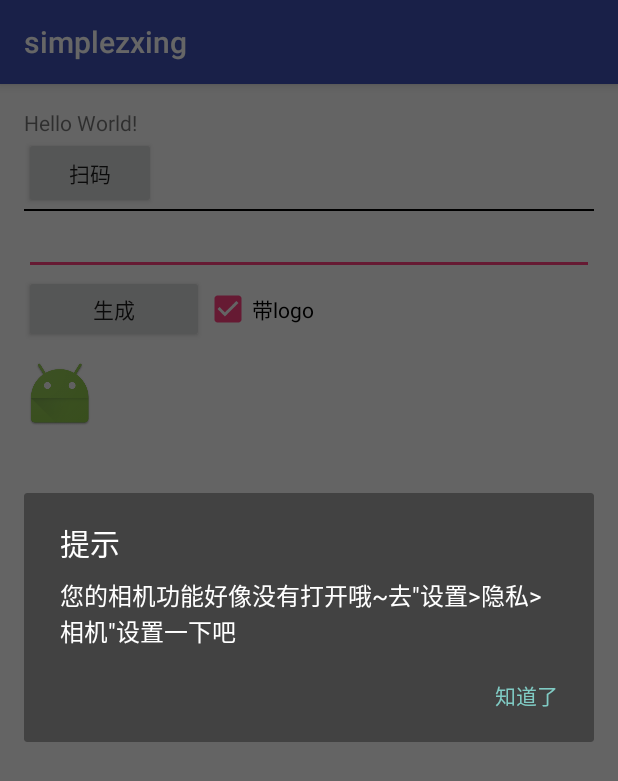
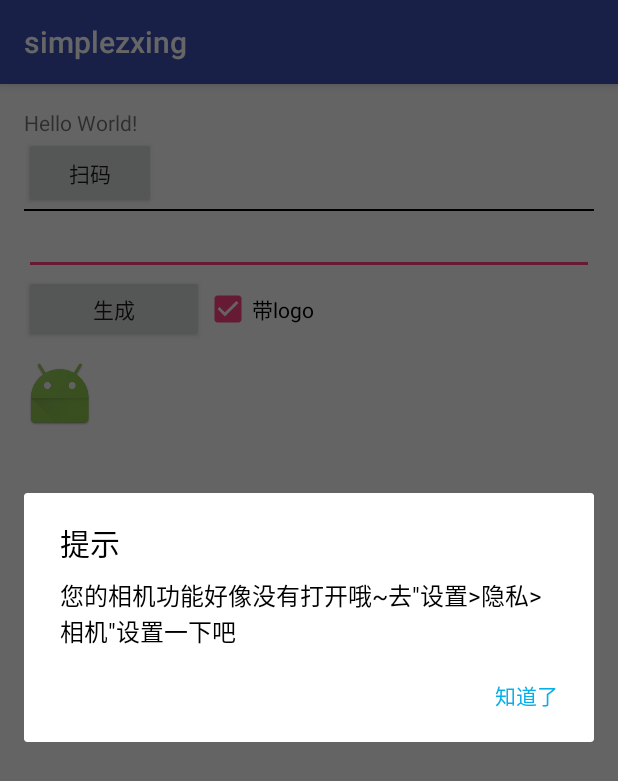
Before and after one commit to andyliuzs/simplezxing, an Android app: the screen it shows after launch (MainActivity), after a tap on "扫码", on a phone screen of 412 x 824 dp. Shown: the top 781 px of the screen. Run offline under Robolectric (Android 15) with nearby library versions, the phone set to English and light mode, and no system bars; libraries missing offline, so code that uses them is left out: com.jph.takephoto; 1 statement that could not run was skipped.

Commit message:
修改提示框样式,增加takephoto的proguard-rules

```diff
--- a/libzxing/src/main/java/org/ancode/libzxing/decode/DecodeManager.java
+++ b/libzxing/src/main/java/org/ancode/libzxing/decode/DecodeManager.java
@@ -1,33 +1,36 @@
 package org.ancode.libzxing.decode;
 
+import android.annotation.SuppressLint;
 import android.app.AlertDialog;
 import android.content.Context;
 import android.content.DialogInterface;
+import android.support.v7.view.ContextThemeWrapper;
 
 import org.ancode.libzxing.R;
 
 
 /**
- *
  * 二维码解析管理。
  */
+@SuppressLint("RestrictedApi")
 public class DecodeManager {
 
     public void showPermissionDeniedDialog(Context context) {
         // 权限在安装时被关闭了，如小米手机
-        new AlertDialog.Builder(context).setTitle(R.string.qr_code_notification)
+        new AlertDialog.Builder(new ContextThemeWrapper(context, R.style.CustomDialogStyle)).setTitle(R.string.qr_code_notification)
                 .setMessage(R.string.qr_code_camera_not_open)
                 .setPositiveButton(R.string.qr_code_positive_button_know, new DialogInterface.OnClickListener() {
                     @Override
                     public void onClick(DialogInterface dialog, int which) {
                         dialog.dismiss();
+                        dialog = null;
                     }
                 }).show();
     }
 
 
     public void showCouldNotReadQrCodeFromScanner(Context context, final OnRefreshCameraListener listener) {
-        new AlertDialog.Builder(context).setTitle(R.string.qr_code_notification)
+        new AlertDialog.Builder(new ContextThemeWrapper(context, R.style.CustomDialogStyle)).setTitle(R.string.qr_code_notification)
                 .setMessage(R.string.qr_code_could_not_read_qr_code_from_scanner)
                 .setPositiveButton(R.string.qc_code_close, new DialogInterface.OnClickListener() {
                     @Override
@@ -41,7 +44,7 @@ public class DecodeManager {
     }
 
     public void showCouldNotReadQrCodeFromPicture(Context context) {
-        new AlertDialog.Builder(context).setTitle(R.string.qr_code_notification)
+        new AlertDialog.Builder(new ContextThemeWrapper(context, R.style.CustomDialogStyle)).setTitle(R.string.qr_code_notification)
                 .setMessage(R.string.qr_code_could_not_read_qr_code_from_picture)
                 .setPositiveButton(R.string.qc_code_close, new DialogInterface.OnClickListener() {
                     @Override
--- a/libzxing/src/main/res/values/styles.xml
+++ b/libzxing/src/main/res/values/styles.xml
@@ -15,4 +15,19 @@
         <item name="android:textSize">18sp</item>
     </style>
 
+
+    <style name="CustomDialogStyle" parent="Theme.AppCompat.Light.Dialog.Alert">
+        <!--<item name="colorAccent">#000000</item>-->
+        <item name="android:textColorPrimary">#000000</item>
+        <!--<item name="android:background">#FFFFFF</item>-->
+
+        <item name="colorPrimary">#05afe8</item>
+        <item name="colorControlActivated">#05afe8</item>
+
+        <item name="android:colorPrimary">#05afe8</item>
+        <item name="android:colorControlActivated">#05afe8</item>
+        <item name="android:colorAccent">#05afe8</item>
+        <item name="colorAccent">#05afe8</item>
+    </style>
+
 </resources>
```
Also changed, not shown: 1 other file. Lines whose indentation alone changed are shown as unchanged.
